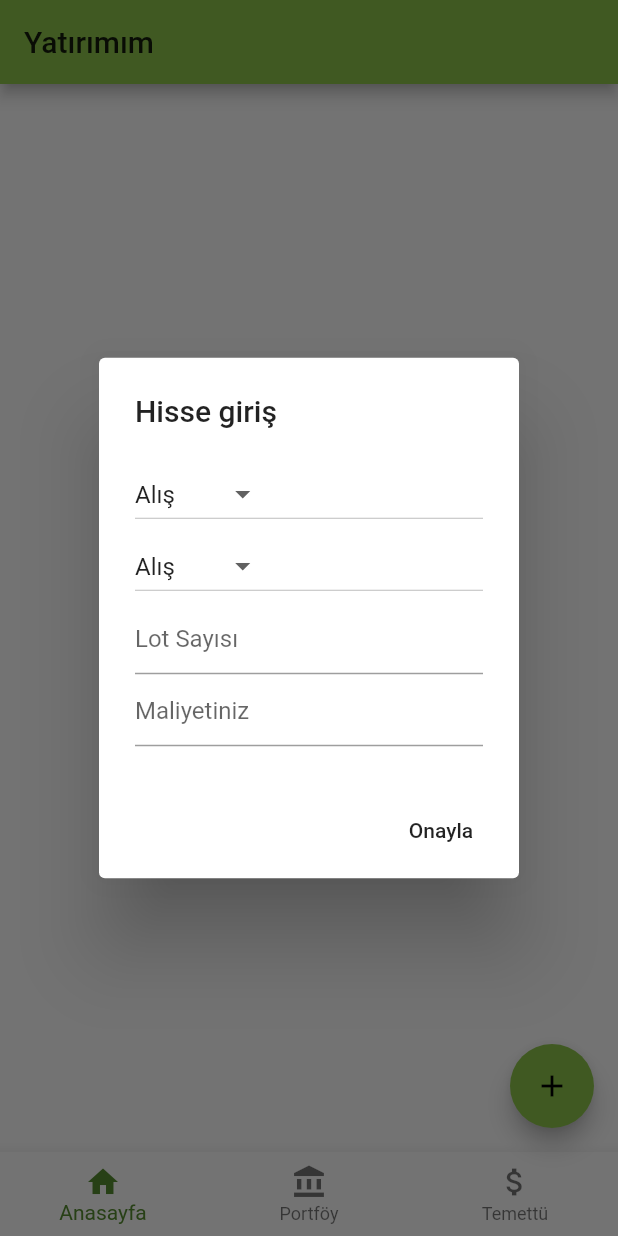
After one commit to farukguner/my_investing, a Flutter app: the screen it shows after launch, after a tap on the "add" icon, on a phone screen of 412 x 824 dp. The commit adds this screen. Run offline on Flutter 3.47's test engine with Material 2 defaults, Android fonts, the light colour scheme and no system bars.

Commit message:
[3] gunerf -> Popup ekranı oluşturuldu.

```diff
--- /dev/null
+++ b/lib/Controller/Helper.dart
@@ -0,0 +1,131 @@
+import 'package:flutter/material.dart';
+import 'package:my_investing/Models/Types.dart';
+
+class Helper {
+  static List<Types> getTypes() {
+    List<Types> types = new List<Types>();
+    Types type = new Types();
+    type.type = "Alış";
+    types.add(type);
+    type = new Types();
+    type.type = "Satış";
+    types.add(type);
+    type = new Types();
+    type.type = "Temettü";
+    types.add(type);
+    type = new Types();
+    type.type = "Bedelsiz";
+    types.add(type);
+    return types;
+  }
+
+  static List<DropdownMenuItem<String>> getDropDownMenuItems() {
+    List<Types> types = getTypes();
+    List<DropdownMenuItem<String>> items = new List();
+    for (var item in types) {
+      items.add(new DropdownMenuItem(
+        value: item.type,
+        child: new Text(item.type),
+      ));
+    }
+    return items;
+  }
+}
+
+class AddItemDialog extends StatefulWidget {
+  @override
+  _AddItemDialogState createState() => new _AddItemDialogState();
+}
+
+class _AddItemDialogState extends State<AddItemDialog> {
+  final lotControl = TextEditingController();
+  final costControl = TextEditingController();
+  final generalControl = GlobalKey<FormState>();
+
+  List<DropdownMenuItem<String>> types;
+  String currentType;
+
+  @override
+  void dispose() {
+    lotControl.dispose();
+    super.dispose();
+  }
+
+  @override
+  void initState() {
+    types = Helper.getDropDownMenuItems();
+    currentType = types[0].value;
+    super.initState();
+  }
+
+  void addItem() {
+    if (generalControl.currentState.validate()) {
+      /*Fluttertoast.showToast(
+          msg: "Hisse Eklendi ${lotControl.text}",
+          toastLength: Toast.LENGTH_LONG,
+          gravity: ToastGravity.BOTTOM,
+          timeInSecForIosWeb: 5,
+          textColor: Colors.white,
+          fontSize: 16.0);*/
+    }
+  }
+
+  @override
+  Widget build(BuildContext context) {
+    return AlertDialog(
+      title: Text('Hisse giriş'),
+      content: Form(
+        key: generalControl,
+        child: SingleChildScrollView(
+          child: ListBody(
+            children: <Widget>[
+              DropdownButton(
+                value: currentType,
+                items: types,
+                onChanged: changedDropDownItem,
+              ),
+              DropdownButton(
+                value: currentType,
+                items: types,
+                onChanged: changedDropDownItem,
+              ),
+              TextFormField(
+                // ignore: missing_return
+                validator: (lot) {
+                  if (lot.isEmpty) {
+                    return "Lot sayısı alanı boş bırakılamaz.";
+                  }
+                },
+                controller: lotControl,
+                decoration: InputDecoration(hintText: "Lot Sayısı"),
+              ),
+              TextFormField(
+                // ignore: missing_return
+                validator: (lot) {
+                  if (lot.isEmpty) {
+                    return "Maliyet alanı boş bırakılamaz.";
+                  }
+                },
+                controller: costControl,
+                decoration: InputDecoration(hintText: "Maliyetiniz"),
+              ),
+            ],
+          ),
+        ),
+      ),
+      actions: <Widget>[
+        FlatButton(
+          child: Text('Onayla'),
+          onPressed: addItem,
+          //((Navigator.of(context).pop();
+        ),
+      ],
+    );
+  }
+
+  void changedDropDownItem(String selectedType) {
+    setState(() {
+      currentType = selectedType;
+    });
+  }
+}
--- /dev/null
+++ b/lib/Models/Types.dart
@@ -0,0 +1,4 @@
+class Types {
+  String type;
+  Types();
+}
--- /dev/null
+++ b/lib/Views/HomePage.dart
@@ -0,0 +1,65 @@
+import 'package:flutter/material.dart';
+import 'package:my_investing/Controller/Helper.dart' as Helper;
+
+class HomePage extends StatefulWidget {
+  HomePage({Key key, this.title}) : super(key: key);
+  final String title;
+
+  @override
+  State<StatefulWidget> createState() => HomePageState();
+}
+
+class HomePageState extends State<HomePage> {
+  int _selectedIndex = 0;
+
+  void _onItemTapped(int index) {
+    setState(() {
+      _selectedIndex = index;
+    });
+  }
+
+  @override
+  Widget build(BuildContext context) {
+    return Scaffold(
+      appBar: AppBar(
+        title: Text(widget.title),
+      ),
+      body: Center(
+        child: Column(
+          mainAxisAlignment: MainAxisAlignment.center,
+          children: <Widget>[],
+        ),
+      ),
+      bottomNavigationBar: BottomNavigationBar(
+        items: const <BottomNavigationBarItem>[
+          BottomNavigationBarItem(
+            icon: Icon(Icons.home),
+            title: Text('Anasayfa'),
+          ),
+          BottomNavigationBarItem(
+            icon: Icon(Icons.account_balance),
+            title: Text('Portföy'),
+          ),
+          BottomNavigationBarItem(
+            icon: Icon(Icons.attach_money),
+            title: Text('Temettü'),
+          ),
+        ],
+        currentIndex: _selectedIndex,
+        selectedItemColor: Colors.lightGreen[800],
+        onTap: _onItemTapped,
+      ),
+      floatingActionButton: FloatingActionButton(
+        onPressed: () {
+          showDialog(
+              context: context,
+              builder: (_) {
+                return Helper.AddItemDialog();
+              });
+        },
+        tooltip: 'Hisse ekle',
+        child: Icon(Icons.add),
+      ),
+    );
+  }
+}
--- a/lib/main.dart
+++ b/lib/main.dart
@@ -1,9 +1,33 @@
 import 'package:flutter/material.dart';
+import 'package:my_investing/Views/HomePage.dart';
 
 void main() {
-  runApp(MyApp());
+  runApp(MaterialApp(
+    debugShowCheckedModeBanner: false,
+    theme: ThemeData(
+      primarySwatch: Colors.lightGreen,
+      visualDensity: VisualDensity.adaptivePlatformDensity,
+    ),
+    initialRoute: "/",
+    routes: {
+      "/": (context) => HomePage(
+            title: 'Yatırımım',
+          ),
+      /*"/HomePage": (context) => HomePage(
+            title: 'İlk Sayfa',
+          ),
+      "/ScaffoldDeneme": (context) => StatefulTest(),
+      "/FirstTry": (context) => FirstTry(),
+      "/TextFieldAndAlertView": (context) => TextFieldAndAlertView(),
+      "/JSONDeneme": (context) => JSONDeneme(),
+      "/JsonAssets": (context) => JsonAssets(),
+      "/BasitHttp": (context) => BasitHttp(),
+      "/JsonListTest": (context) => JsonListTest(),*/
+    },
+  ));
 }
 
+/*
 class MyApp extends StatelessWidget {
   // This widget is the root of your application.
   @override
@@ -19,60 +43,4 @@ class MyApp extends StatelessWidget {
     );
   }
 }
-
-class MyHomePage extends StatefulWidget {
-  MyHomePage({Key key, this.title}) : super(key: key);
-  final String title;
-
-  @override
-  _MyHomePageState createState() => _MyHomePageState();
-}
-
-class _MyHomePageState extends State<MyHomePage> {
-  int _selectedIndex = 0;
-
-  void _onItemTapped(int index) {
-    setState(() {
-      _selectedIndex = index;
-    });
-  }
-
-  @override
-  Widget build(BuildContext context) {
-    return Scaffold(
-      appBar: AppBar(
-        title: Text(widget.title),
-      ),
-      body: Center(
-        child: Column(
-          mainAxisAlignment: MainAxisAlignment.center,
-          children: <Widget>[],
-        ),
-      ),
-      bottomNavigationBar: BottomNavigationBar(
-        items: const <BottomNavigationBarItem>[
-          BottomNavigationBarItem(
-            icon: Icon(Icons.home),
-            title: Text('Anasayfa'),
-          ),
-          BottomNavigationBarItem(
-            icon: Icon(Icons.account_balance),
-            title: Text('Portföy'),
-          ),
-          BottomNavigationBarItem(
-            icon: Icon(Icons.attach_money),
-            title: Text('Temettü'),
-          ),
-        ],
-        currentIndex: _selectedIndex,
-        selectedItemColor: Colors.lightGreen[800],
-        onTap: _onItemTapped,
-      ),
-      floatingActionButton: FloatingActionButton(
-        onPressed: null,
-        tooltip: 'Increment',
-        child: Icon(Icons.add),
-      ),
-    );
-  }
-}
+*/
--- a/pubspec.yaml
+++ b/pubspec.yaml
@@ -28,6 +28,7 @@ dependencies:
   # The following adds the Cupertino Icons font to your application.
   # Use with the CupertinoIcons class for iOS style icons.
   cupertino_icons: ^0.1.3
+  fluttertoast: ^7.0.3
 
 dev_dependencies:
   flutter_test:
```
Also changed, not shown: pubspec.lock, 8 other files.
